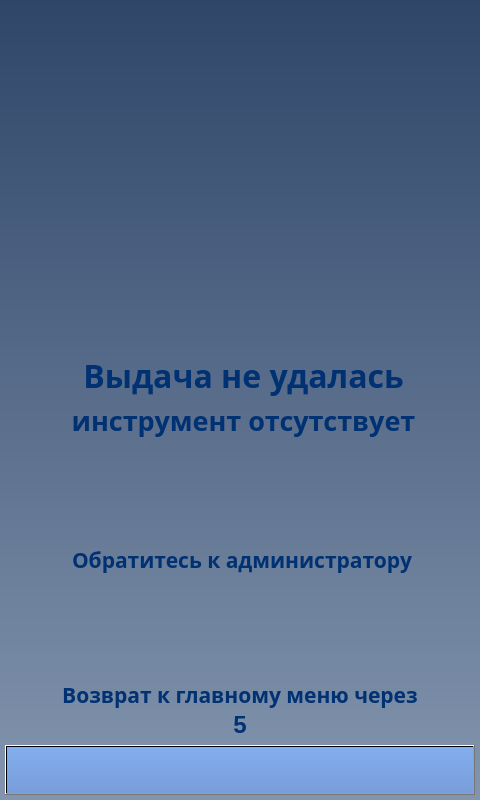
Before: the Qt Designer form client/GUI/ui/screen_12_no_tool.ui in komrade2801/AutoSklad, drawn with Qt 5.
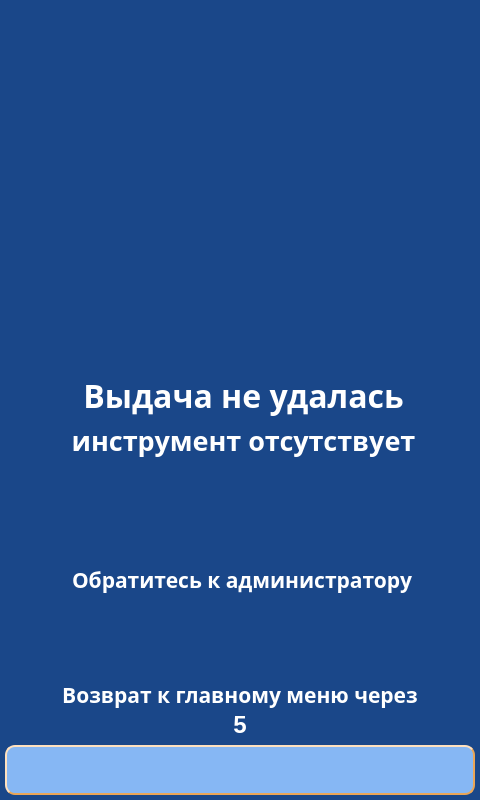
After: the same form once the commit is applied. Icons and pictures are not drawn.

Patch:
```diff
--- a/client/GUI/ui/screen_12_no_tool.ui
+++ b/client/GUI/ui/screen_12_no_tool.ui
@@ -14,13 +14,37 @@
    <string>screen_12_no_tool</string>
   </property>
   <property name="styleSheet">
-   <string notr="true">background-color: qlineargradient(spread:pad, x1:0.5, y1:0, x2:0.5, y2:1, stop:0 rgba(47, 70, 105, 255), stop:1 rgba(131, 149, 174, 255));</string>
+   <string notr="true">QWidget{
+	background-color: #1A4789;
+}
+QLabel {
+	background: none;
+	color: #FFFFFF;
+	border-width: 0px;
+	border-radius: 0px;
+}
+#background {
+	color: #FFFFFF;
+	background-color: #1A4789;
+	border-width: 2px;
+	border-style: groove;
+	border-color: #ff9923;
+	border-radius: 0px;
+}
+QPushButton {
+	color: #000000;
+	background-color: #86B7F4;
+	border-width: 2px;
+	border-style: outset;
+	border-color: #EAA657;
+	border-radius: 10px;
+}</string>
   </property>
   <widget class="QLabel" name="lbl_info_2">
    <property name="geometry">
     <rect>
      <x>60</x>
-     <y>400</y>
+     <y>420</y>
      <width>367</width>
      <height>40</height>
     </rect>
@@ -31,9 +55,9 @@
       <colorrole role="WindowText">
        <brush brushstyle="SolidPattern">
         <color alpha="255">
-         <red>0</red>
-         <green>49</green>
-         <blue>114</blue>
+         <red>255</red>
+         <green>255</green>
+         <blue>255</blue>
         </color>
        </brush>
       </colorrole>
@@ -60,18 +84,18 @@
       <colorrole role="Text">
        <brush brushstyle="SolidPattern">
         <color alpha="255">
-         <red>0</red>
-         <green>49</green>
-         <blue>114</blue>
+         <red>255</red>
+         <green>255</green>
+         <blue>255</blue>
         </color>
        </brush>
       </colorrole>
       <colorrole role="ButtonText">
        <brush brushstyle="SolidPattern">
         <color alpha="255">
-         <red>0</red>
-         <green>49</green>
-         <blue>114</blue>
+         <red>255</red>
+         <green>255</green>
+         <blue>255</blue>
         </color>
        </brush>
       </colorrole>
@@ -118,9 +142,9 @@
       <colorrole role="PlaceholderText">
        <brush brushstyle="NoBrush">
         <color alpha="128">
-         <red>0</red>
-         <green>49</green>
-         <blue>114</blue>
+         <red>255</red>
+         <green>255</green>
+         <blue>255</blue>
         </color>
        </brush>
       </colorrole>
@@ -129,9 +153,9 @@
       <colorrole role="WindowText">
        <brush brushstyle="SolidPattern">
         <color alpha="255">
-         <red>0</red>
-         <green>49</green>
-         <blue>114</blue>
+         <red>255</red>
+         <green>255</green>
+         <blue>255</blue>
         </color>
        </brush>
       </colorrole>
@@ -158,18 +182,18 @@
       <colorrole role="Text">
        <brush brushstyle="SolidPattern">
         <color alpha="255">
-         <red>0</red>
-         <green>49</green>
-         <blue>114</blue>
+         <red>255</red>
+         <green>255</green>
+         <blue>255</blue>
         </color>
        </brush>
       </colorrole>
       <colorrole role="ButtonText">
        <brush brushstyle="SolidPattern">
         <color alpha="255">
-         <red>0</red>
-         <green>49</green>
-         <blue>114</blue>
+         <red>255</red>
+         <green>255</green>
+         <blue>255</blue>
         </color>
        </brush>
       </colorrole>
@@ -216,9 +240,9 @@
       <colorrole role="PlaceholderText">
        <brush brushstyle="NoBrush">
         <color alpha="128">
-         <red>0</red>
-         <green>49</green>
-         <blue>114</blue>
+         <red>255</red>
+         <green>255</green>
+         <blue>255</blue>
         </color>
        </brush>
       </colorrole>
@@ -227,9 +251,9 @@
       <colorrole role="WindowText">
        <brush brushstyle="SolidPattern">
         <color alpha="255">
-         <red>0</red>
-         <green>49</green>
-         <blue>114</blue>
+         <red>255</red>
+         <green>255</green>
+         <blue>255</blue>
         </color>
        </brush>
       </colorrole>
@@ -256,18 +280,18 @@
       <colorrole role="Text">
        <brush brushstyle="SolidPattern">
         <color alpha="255">
-         <red>0</red>
-         <green>49</green>
-         <blue>114</blue>
+         <red>255</red>
+         <green>255</green>
+         <blue>255</blue>
         </color>
        </brush>
       </colorrole>
       <colorrole role="ButtonText">
        <brush brushstyle="SolidPattern">
         <color alpha="255">
-         <red>0</red>
-         <green>49</green>
-         <blue>114</blue>
+         <red>255</red>
+         <green>255</green>
+         <blue>255</blue>
         </color>
        </brush>
       </colorrole>
@@ -314,9 +338,9 @@
       <colorrole role="PlaceholderText">
        <brush brushstyle="NoBrush">
         <color alpha="128">
-         <red>0</red>
-         <green>49</green>
-         <blue>114</blue>
+         <red>255</red>
+         <green>255</green>
+         <blue>255</blue>
         </color>
        </brush>
       </colorrole>
@@ -331,10 +355,6 @@
      <bold>true</bold>
     </font>
    </property>
-   <property name="styleSheet">
-    <string notr="true">color: rgb(0, 49, 114);
-background-color: qlineargradient(spread:pad, x1:0, y1:0, x2:1, y2:0, stop:0 rgba(0, 0, 0, 0), stop:1 rgba(255, 255, 255, 0));</string>
-   </property>
    <property name="text">
     <string>инструмент отсутствует</string>
    </property>
@@ -357,9 +377,9 @@
       <colorrole role="WindowText">
        <brush brushstyle="SolidPattern">
         <color alpha="255">
-         <red>0</red>
-         <green>49</green>
-         <blue>114</blue>
+         <red>255</red>
+         <green>255</green>
+         <blue>255</blue>
         </color>
        </brush>
       </colorrole>
@@ -386,18 +406,18 @@
       <colorrole role="Text">
        <brush brushstyle="SolidPattern">
         <color alpha="255">
-         <red>0</red>
-         <green>49</green>
-         <blue>114</blue>
+         <red>255</red>
+         <green>255</green>
+         <blue>255</blue>
         </color>
        </brush>
       </colorrole>
       <colorrole role="ButtonText">
        <brush brushstyle="SolidPattern">
         <color alpha="255">
-         <red>0</red>
-         <green>49</green>
-         <blue>114</blue>
+         <red>255</red>
+         <green>255</green>
+         <blue>255</blue>
         </color>
        </brush>
       </colorrole>
@@ -444,9 +464,9 @@
       <colorrole role="PlaceholderText">
        <brush brushstyle="NoBrush">
         <color alpha="128">
-         <red>0</red>
-         <green>49</green>
-         <blue>114</blue>
+         <red>255</red>
+         <green>255</green>
+         <blue>255</blue>
         </color>
        </brush>
       </colorrole>
@@ -455,9 +475,9 @@
       <colorrole role="WindowText">
        <brush brushstyle="SolidPattern">
         <color alpha="255">
-         <red>0</red>
-         <green>49</green>
-         <blue>114</blue>
+         <red>255</red>
+         <green>255</green>
+         <blue>255</blue>
         </color>
        </brush>
       </colorrole>
@@ -484,18 +504,18 @@
       <colorrole role="Text">
        <brush brushstyle="SolidPattern">
         <color alpha="255">
-         <red>0</red>
-         <green>49</green>
-         <blue>114</blue>
+         <red>255</red>
+         <green>255</green>
+         <blue>255</blue>
         </color>
        </brush>
       </colorrole>
       <colorrole role="ButtonText">
        <brush brushstyle="SolidPattern">
         <color alpha="255">
-         <red>0</red>
-         <green>49</green>
-         <blue>114</blue>
+         <red>255</red>
+         <green>255</green>
+         <blue>255</blue>
         </color>
        </brush>
       </colorrole>
@@ -542,9 +562,9 @@
       <colorrole role="PlaceholderText">
        <brush brushstyle="NoBrush">
         <color alpha="128">
-         <red>0</red>
-         <green>49</green>
-         <blue>114</blue>
+         <red>255</red>
+         <green>255</green>
+         <blue>255</blue>
         </color>
        </brush>
       </colorrole>
@@ -553,9 +573,9 @@
       <colorrole role="WindowText">
        <brush brushstyle="SolidPattern">
         <color alpha="255">
-         <red>0</red>
-         <green>49</green>
-         <blue>114</blue>
+         <red>255</red>
+         <green>255</green>
+         <blue>255</blue>
         </color>
        </brush>
       </colorrole>
@@ -582,18 +602,18 @@
       <colorrole role="Text">
        <brush brushstyle="SolidPattern">
         <color alpha="255">
-         <red>0</red>
-         <green>49</green>
-         <blue>114</blue>
+         <red>255</red>
+         <green>255</green>
+         <blue>255</blue>
         </color>
        </brush>
       </colorrole>
       <colorrole role="ButtonText">
        <brush brushstyle="SolidPattern">
         <color alpha="255">
-         <red>0</red>
-         <green>49</green>
-         <blue>114</blue>
+         <red>255</red>
+         <green>255</green>
+         <blue>255</blue>
         </color>
        </brush>
       </colorrole>
@@ -640,9 +660,9 @@
       <colorrole role="PlaceholderText">
        <brush brushstyle="NoBrush">
         <color alpha="128">
-         <red>0</red>
-         <green>49</green>
-         <blue>114</blue>
+         <red>255</red>
+         <green>255</green>
+         <blue>255</blue>
         </color>
        </brush>
       </colorrole>
@@ -657,10 +677,6 @@
      <bold>true</bold>
     </font>
    </property>
-   <property name="styleSheet">
-    <string notr="true">color: rgb(0, 49, 114);
-background-color: qlineargradient(spread:pad, x1:0, y1:0, x2:1, y2:0, stop:0 rgba(0, 0, 0, 0), stop:1 rgba(255, 255, 255, 0));</string>
-   </property>
    <property name="text">
     <string>Возврат к главному меню через</string>
    </property>
@@ -683,9 +699,9 @@
       <colorrole role="WindowText">
        <brush brushstyle="SolidPattern">
         <color alpha="255">
-         <red>0</red>
-         <green>49</green>
-         <blue>114</blue>
+         <red>255</red>
+         <green>255</green>
+         <blue>255</blue>
         </color>
        </brush>
       </colorrole>
@@ -712,18 +728,18 @@
       <colorrole role="Text">
        <brush brushstyle="SolidPattern">
         <color alpha="255">
-         <red>0</red>
-         <green>49</green>
-         <blue>114</blue>
+         <red>255</red>
+         <green>255</green>
+         <blue>255</blue>
         </color>
        </brush>
       </colorrole>
       <colorrole role="ButtonText">
        <brush brushstyle="SolidPattern">
         <color alpha="255">
-         <red>0</red>
-         <green>49</green>
-         <blue>114</blue>
+         <red>255</red>
+         <green>255</green>
+         <blue>255</blue>
         </color>
        </brush>
       </colorrole>
@@ -770,9 +786,9 @@
       <colorrole role="PlaceholderText">
        <brush brushstyle="NoBrush">
         <color alpha="128">
-         <red>0</red>
-         <green>49</green>
-         <blue>114</blue>
+         <red>255</red>
+         <green>255</green>
+         <blue>255</blue>
         </color>
        </brush>
       </colorrole>
@@ -781,9 +797,9 @@
       <colorrole role="WindowText">
        <brush brushstyle="SolidPattern">
         <color alpha="255">
-         <red>0</red>
-         <green>49</green>
-         <blue>114</blue>
+         <red>255</red>
+         <green>255</green>
+         <blue>255</blue>
         </color>
        </brush>
       </colorrole>
@@ -810,18 +826,18 @@
       <colorrole role="Text">
        <brush brushstyle="SolidPattern">
         <color alpha="255">
-         <red>0</red>
-         <green>49</green>
-         <blue>114</blue>
+         <red>255</red>
+         <green>255</green>
+         <blue>255</blue>
         </color>
        </brush>
       </colorrole>
       <colorrole role="ButtonText">
        <brush brushstyle="SolidPattern">
         <color alpha="255">
-         <red>0</red>
-         <green>49</green>
-         <blue>114</blue>
+         <red>255</red>
+         <green>255</green>
+         <blue>255</blue>
         </color>
        </brush>
       </colorrole>
@@ -868,9 +884,9 @@
       <colorrole role="PlaceholderText">
        <brush brushstyle="NoBrush">
         <color alpha="128">
-         <red>0</red>
-         <green>49</green>
-         <blue>114</blue>
+         <red>255</red>
+         <green>255</green>
+         <blue>255</blue>
         </color>
        </brush>
       </colorrole>
@@ -879,9 +895,9 @@
       <colorrole role="WindowText">
        <brush brushstyle="SolidPattern">
         <color alpha="255">
-         <red>0</red>
-         <green>49</green>
-         <blue>114</blue>
+         <red>255</red>
+         <green>255</green>
+         <blue>255</blue>
         </color>
        </brush>
       </colorrole>
@@ -908,18 +924,18 @@
       <colorrole role="Text">
        <brush brushstyle="SolidPattern">
         <color alpha="255">
-         <red>0</red>
-         <green>49</green>
-         <blue>114</blue>
+         <red>255</red>
+         <green>255</green>
+         <blue>255</blue>
         </color>
        </brush>
       </colorrole>
       <colorrole role="ButtonText">
        <brush brushstyle="SolidPattern">
         <color alpha="255">
-         <red>0</red>
-         <green>49</green>
-         <blue>114</blue>
+         <red>255</red>
+         <green>255</green>
+         <blue>255</blue>
         </color>
        </brush>
       </colorrole>
@@ -966,9 +982,9 @@
       <colorrole role="PlaceholderText">
        <brush brushstyle="NoBrush">
         <color alpha="128">
-         <red>0</red>
-         <green>49</green>
-         <blue>114</blue>
+         <red>255</red>
+         <green>255</green>
+         <blue>255</blue>
         </color>
        </brush>
       </colorrole>
@@ -982,10 +998,6 @@
      <bold>true</bold>
     </font>
    </property>
-   <property name="styleSheet">
-    <string notr="true">color: rgb(0, 49, 114);
-background-color: qlineargradient(spread:pad, x1:0, y1:0, x2:1, y2:0, stop:0 rgba(0, 0, 0, 0), stop:1 rgba(255, 255, 255, 0));</string>
-   </property>
    <property name="text">
     <string>5</string>
    </property>
@@ -1002,9 +1014,6 @@
      <height>380</height>
     </rect>
    </property>
-   <property name="styleSheet">
-    <string notr="true">background-color: qlineargradient(spread:pad, x1:0, y1:0, x2:1, y2:0, stop:0 rgba(0, 0, 0, 0), stop:1 rgba(255, 255, 255, 0));</string>
-   </property>
    <property name="text">
     <string/>
    </property>
@@ -1031,37 +1040,26 @@
        <brush brushstyle="SolidPattern">
         <color alpha="255">
          <red>0</red>
-         <green>49</green>
-         <blue>114</blue>
+         <green>0</green>
+         <blue>0</blue>
         </color>
        </brush>
       </colorrole>
       <colorrole role="Button">
-       <brush brushstyle="LinearGradientPattern">
-        <gradient startx="0.500000000000000" starty="0.000000000000000" endx="0.500000000000000" endy="1.000000000000000" type="LinearGradient" spread="PadSpread" coordinatemode="ObjectBoundingMode">
-         <gradientstop position="0.000000000000000">
-          <color alpha="255">
-           <red>131</red>
-           <green>173</green>
-           <blue>239</blue>
-          </color>
-         </gradientstop>
-         <gradientstop position="1.000000000000000">
-          <color alpha="255">
-           <red>120</red>
-           <green>158</green>
-           <blue>217</blue>
-          </color>
-         </gradientstop>
-        </gradient>
+       <brush brushstyle="SolidPattern">
+        <color alpha="255">
+         <red>134</red>
+         <green>183</green>
+         <blue>244</blue>
+        </color>
        </brush>
       </colorrole>
       <colorrole role="Text">
        <brush brushstyle="SolidPattern">
         <color alpha="255">
          <red>0</red>
-         <green>49</green>
-         <blue>114</blue>
+         <green>0</green>
+         <blue>0</blue>
         </color>
        </brush>
       </colorrole>
@@ -1069,57 +1067,35 @@
        <brush brushstyle="SolidPattern">
         <color alpha="255">
          <red>0</red>
-         <green>49</green>
-         <blue>114</blue>
+         <green>0</green>
+         <blue>0</blue>
         </color>
        </brush>
       </colorrole>
       <colorrole role="Base">
-       <brush brushstyle="LinearGradientPattern">
-        <gradient startx="0.500000000000000" starty="0.000000000000000" endx="0.500000000000000" endy="1.000000000000000" type="LinearGradient" spread="PadSpread" coordinatemode="ObjectBoundingMode">
-         <gradientstop position="0.000000000000000">
-          <color alpha="255">
-           <red>131</red>
-           <green>173</green>
-           <blue>239</blue>
-          </color>
-         </gradientstop>
-         <gradientstop position="1.000000000000000">
-          <color alpha="255">
-           <red>120</red>
-           <green>158</green>
-           <blue>217</blue>
-          </color>
-         </gradientstop>
-        </gradient>
+       <brush brushstyle="SolidPattern">
+        <color alpha="255">
+         <red>134</red>
+         <green>183</green>
+         <blue>244</blue>
+        </color>
        </brush>
       </colorrole>
       <colorrole role="Window">
-       <brush brushstyle="LinearGradientPattern">
-        <gradient startx="0.500000000000000" starty="0.000000000000000" endx="0.500000000000000" endy="1.000000000000000" type="LinearGradient" spread="PadSpread" coordinatemode="ObjectBoundingMode">
-         <gradientstop position="0.000000000000000">
-          <color alpha="255">
-           <red>131</red>
-           <green>173</green>
-           <blue>239</blue>
-          </color>
-         </gradientstop>
-         <gradientstop position="1.000000000000000">
-          <color alpha="255">
-           <red>120</red>
-           <green>158</green>
-           <blue>217</blue>
-          </color>
-         </gradientstop>
-        </gradient>
+       <brush brushstyle="SolidPattern">
+        <color alpha="255">
+         <red>134</red>
+         <green>183</green>
+         <blue>244</blue>
+        </color>
        </brush>
       </colorrole>
       <colorrole role="PlaceholderText">
        <brush brushstyle="NoBrush">
         <color alpha="128">
          <red>0</red>
-         <green>49</green>
-         <blue>114</blue>
+         <green>0</green>
+         <blue>0</blue>
         </color>
        </brush>
       </colorrole>
@@ -1129,37 +1105,26 @@
        <brush brushstyle="SolidPattern">
         <color alpha="255">
          <red>0</red>
-         <green>49</green>
-         <blue>114</blue>
+         <green>0</green>
+         <blue>0</blue>
         </color>
        </brush>
       </colorrole>
       <colorrole role="Button">
-       <brush brushstyle="LinearGradientPattern">
-        <gradient startx="0.500000000000000" starty="0.000000000000000" endx="0.500000000000000" endy="1.000000000000000" type="LinearGradient" spread="PadSpread" coordinatemode="ObjectBoundingMode">
-         <gradientstop position="0.000000000000000">
-          <color alpha="255">
-           <red>131</red>
-           <green>173</green>
-           <blue>239</blue>
-          </color>
-         </gradientstop>
-         <gradientstop position="1.000000000000000">
-          <color alpha="255">
-           <red>120</red>
-           <green>158</green>
-           <blue>217</blue>
-          </color>
-         </gradientstop>
-        </gradient>
+       <brush brushstyle="SolidPattern">
+        <color alpha="255">
+         <red>134</red>
+         <green>183</green>
+         <blue>244</blue>
+        </color>
        </brush>
       </colorrole>
       <colorrole role="Text">
        <brush brushstyle="SolidPattern">
         <color alpha="255">
          <red>0</red>
-         <green>49</green>
-         <blue>114</blue>
+         <green>0</green>
+         <blue>0</blue>
         </color>
        </brush>
       </colorrole>
@@ -1167,57 +1132,35 @@
        <brush brushstyle="SolidPattern">
         <color alpha="255">
          <red>0</red>
-         <green>49</green>
-         <blue>114</blue>
+         <green>0</green>
+         <blue>0</blue>
         </color>
        </brush>
       </colorrole>
       <colorrole role="Base">
-       <brush brushstyle="LinearGradientPattern">
-        <gradient startx="0.500000000000000" starty="0.000000000000000" endx="0.500000000000000" endy="1.000000000000000" type="LinearGradient" spread="PadSpread" coordinatemode="ObjectBoundingMode">
-         <gradientstop position="0.000000000000000">
-          <color alpha="255">
-           <red>131</red>
-           <green>173</green>
-           <blue>239</blue>
-          </color>
-         </gradientstop>
-         <gradientstop position="1.000000000000000">
-          <color alpha="255">
-           <red>120</red>
-           <green>158</green>
-           <blue>217</blue>
-          </color>
-         </gradientstop>
-        </gradient>
+       <brush brushstyle="SolidPattern">
+        <color alpha="255">
+         <red>134</red>
+         <green>183</green>
+         <blue>244</blue>
+        </color>
        </brush>
       </colorrole>
       <colorrole role="Window">
-       <brush brushstyle="LinearGradientPattern">
-        <gradient startx="0.500000000000000" starty="0.000000000000000" endx="0.500000000000000" endy="1.000000000000000" type="LinearGradient" spread="PadSpread" coordinatemode="ObjectBoundingMode">
-         <gradientstop position="0.000000000000000">
-          <color alpha="255">
-           <red>131</red>
-           <green>173</green>
-           <blue>239</blue>
-          </color>
-         </gradientstop>
-         <gradientstop position="1.000000000000000">
-          <color alpha="255">
-           <red>120</red>
-           <green>158</green>
-           <blue>217</blue>
-          </color>
-         </gradientstop>
-        </gradient>
+       <brush brushstyle="SolidPattern">
+        <color alpha="255">
+         <red>134</red>
+         <green>183</green>
+         <blue>244</blue>
+        </color>
        </brush>
       </colorrole>
       <colorrole role="PlaceholderText">
        <brush brushstyle="NoBrush">
         <color alpha="128">
          <red>0</red>
-         <green>49</green>
-         <blue>114</blue>
+         <green>0</green>
+         <blue>0</blue>
         </color>
        </brush>
       </colorrole>
@@ -1227,37 +1170,26 @@
        <brush brushstyle="SolidPattern">
         <color alpha="255">
          <red>0</red>
-         <green>49</green>
-         <blue>114</blue>
+         <green>0</green>
+         <blue>0</blue>
         </color>
        </brush>
       </colorrole>
       <colorrole role="Button">
-       <brush brushstyle="LinearGradientPattern">
-        <gradient startx="0.500000000000000" starty="0.000000000000000" endx="0.500000000000000" endy="1.000000000000000" type="LinearGradient" spread="PadSpread" coordinatemode="ObjectBoundingMode">
-         <gradientstop position="0.000000000000000">
-          <color alpha="255">
-           <red>131</red>
-           <green>173</green>
-           <blue>239</blue>
-          </color>
-         </gradientstop>
-         <gradientstop position="1.000000000000000">
-          <color alpha="255">
-           <red>120</red>
-           <green>158</green>
-           <blue>217</blue>
-          </color>
-         </gradientstop>
-        </gradient>
+       <brush brushstyle="SolidPattern">
+        <color alpha="255">
+         <red>134</red>
+         <green>183</green>
+         <blue>244</blue>
+        </color>
        </brush>
       </colorrole>
       <colorrole role="Text">
        <brush brushstyle="SolidPattern">
         <color alpha="255">
          <red>0</red>
-         <green>49</green>
-         <blue>114</blue>
+         <green>0</green>
+         <blue>0</blue>
         </color>
        </brush>
       </colorrole>
@@ -1265,57 +1197,35 @@
        <brush brushstyle="SolidPattern">
         <color alpha="255">
          <red>0</red>
-         <green>49</green>
-         <blue>114</blue>
+         <green>0</green>
+         <blue>0</blue>
         </color>
        </brush>
       </colorrole>
       <colorrole role="Base">
-       <brush brushstyle="LinearGradientPattern">
-        <gradient startx="0.500000000000000" starty="0.000000000000000" endx="0.500000000000000" endy="1.000000000000000" type="LinearGradient" spread="PadSpread" coordinatemode="ObjectBoundingMode">
-         <gradientstop position="0.000000000000000">
-          <color alpha="255">
-           <red>131</red>
-           <green>173</green>
-           <blue>239</blue>
-          </color>
-         </gradientstop>
-         <gradientstop position="1.000000000000000">
-          <color alpha="255">
-           <red>120</red>
-           <green>158</green>
-           <blue>217</blue>
-          </color>
-         </gradientstop>
-        </gradient>
+       <brush brushstyle="SolidPattern">
+        <color alpha="255">
+         <red>134</red>
+         <green>183</green>
+         <blue>244</blue>
+        </color>
        </brush>
       </colorrole>
       <colorrole role="Window">
-       <brush brushstyle="LinearGradientPattern">
-        <gradient startx="0.500000000000000" starty="0.000000000000000" endx="0.500000000000000" endy="1.000000000000000" type="LinearGradient" spread="PadSpread" coordinatemode="ObjectBoundingMode">
-         <gradientstop position="0.000000000000000">
-          <color alpha="255">
-           <red>131</red>
-           <green>173</green>
-           <blue>239</blue>
-          </color>
-         </gradientstop>
-         <gradientstop position="1.000000000000000">
-          <color alpha="255">
-           <red>120</red>
-           <green>158</green>
-           <blue>217</blue>
-          </color>
-         </gradientstop>
-        </gradient>
+       <brush brushstyle="SolidPattern">
+        <color alpha="255">
+         <red>134</red>
+         <green>183</green>
+         <blue>244</blue>
+        </color>
        </brush>
       </colorrole>
       <colorrole role="PlaceholderText">
        <brush brushstyle="NoBrush">
         <color alpha="128">
          <red>0</red>
-         <green>49</green>
-         <blue>114</blue>
+         <green>0</green>
+         <blue>0</blue>
         </color>
        </brush>
       </colorrole>
@@ -1335,10 +1245,6 @@
    <property name="layoutDirection">
     <enum>Qt::LeftToRight</enum>
    </property>
-   <property name="styleSheet">
-    <string notr="true">background-color: qlineargradient(spread:pad, x1:0.5, y1:0, x2:0.5, y2:1, stop:0 rgba(131, 173, 239, 255), stop:1 rgba(120, 158, 217, 255));
-color: rgb(0, 49, 114);</string>
-   </property>
    <property name="text">
     <string/>
    </property>
@@ -1357,7 +1263,7 @@
    <property name="geometry">
     <rect>
      <x>60</x>
-     <y>350</y>
+     <y>370</y>
      <width>367</width>
      <height>50</height>
     </rect>
@@ -1368,9 +1274,9 @@
       <colorrole role="WindowText">
        <brush brushstyle="SolidPattern">
         <color alpha="255">
-         <red>0</red>
-         <green>49</green>
-         <blue>114</blue>
+         <red>255</red>
+         <green>255</green>
+         <blue>255</blue>
         </color>
        </brush>
       </colorrole>
@@ -1397,18 +1303,18 @@
       <colorrole role="Text">
        <brush brushstyle="SolidPattern">
         <color alpha="255">
-         <red>0</red>
-         <green>49</green>
-         <blue>114</blue>
+         <red>255</red>
+         <green>255</green>
+         <blue>255</blue>
         </color>
        </brush>
       </colorrole>
       <colorrole role="ButtonText">
        <brush brushstyle="SolidPattern">
         <color alpha="255">
-         <red>0</red>
-         <green>49</green>
-         <blue>114</blue>
+         <red>255</red>
+         <green>255</green>
+         <blue>255</blue>
         </color>
        </brush>
       </colorrole>
@@ -1455,9 +1361,9 @@
       <colorrole role="PlaceholderText">
        <brush brushstyle="NoBrush">
         <color alpha="128">
-         <red>0</red>
-         <green>49</green>
-         <blue>114</blue>
+         <red>255</red>
+         <green>255</green>
+         <blue>255</blue>
         </color>
        </brush>
       </colorrole>
@@ -1466,9 +1372,9 @@
       <colorrole role="WindowText">
        <brush brushstyle="SolidPattern">
         <color alpha="255">
-         <red>0</red>
-         <green>49</green>
-         <blue>114</blue>
+         <red>255</red>
+         <green>255</green>
+         <blue>255</blue>
         </color>
        </brush>
       </colorrole>
@@ -1495,18 +1401,18 @@
       <colorrole role="Text">
        <brush brushstyle="SolidPattern">
         <color alpha="255">
-         <red>0</red>
-         <green>49</green>
-         <blue>114</blue>
+         <red>255</red>
+         <green>255</green>
+         <blue>255</blue>
         </color>
        </brush>
       </colorrole>
       <colorrole role="ButtonText">
        <brush brushstyle="SolidPattern">
         <color alpha="255">
-         <red>0</red>
-         <green>49</green>
-         <blue>114</blue>
+         <red>255</red>
+         <green>255</green>
+         <blue>255</blue>
         </color>
        </brush>
       </colorrole>
@@ -1553,9 +1459,9 @@
       <colorrole role="PlaceholderText">
        <brush brushstyle="NoBrush">
         <color alpha="128">
-         <red>0</red>
-         <green>49</green>
-         <blue>114</blue>
+         <red>255</red>
+         <green>255</green>
+         <blue>255</blue>
         </color>
        </brush>
       </colorrole>
@@ -1564,9 +1470,9 @@
       <colorrole role="WindowText">
        <brush brushstyle="SolidPattern">
         <color alpha="255">
-         <red>0</red>
-         <green>49</green>
-         <blue>114</blue>
+         <red>255</red>
+         <green>255</green>
+         <blue>255</blue>
         </color>
        </brush>
       </colorrole>
@@ -1593,18 +1499,18 @@
       <colorrole role="Text">
        <brush brushstyle="SolidPattern">
         <color alpha="255">
-         <red>0</red>
-         <green>49</green>
-         <blue>114</blue>
+         <red>255</red>
+         <green>255</green>
+         <blue>255</blue>
         </color>
        </brush>
       </colorrole>
       <colorrole role="ButtonText">
        <brush brushstyle="SolidPattern">
         <color alpha="255">
-         <red>0</red>
-         <green>49</green>
-         <blue>114</blue>
+         <red>255</red>
+         <green>255</green>
+         <blue>255</blue>
         </color>
        </brush>
       </colorrole>
@@ -1651,9 +1557,9 @@
       <colorrole role="PlaceholderText">
        <brush brushstyle="NoBrush">
         <color alpha="128">
-         <red>0</red>
-         <green>49</green>
-         <blue>114</blue>
+         <red>255</red>
+         <green>255</green>
+         <blue>255</blue>
         </color>
        </brush>
       </colorrole>
@@ -1668,10 +1574,6 @@
      <bold>true</bold>
     </font>
    </property>
-   <property name="styleSheet">
-    <string notr="true">color: rgb(0, 49, 114);
-background-color: qlineargradient(spread:pad, x1:0, y1:0, x2:1, y2:0, stop:0 rgba(0, 0, 0, 0), stop:1 rgba(255, 255, 255, 0));</string>
-   </property>
    <property name="text">
     <string>Выдача не удалась</string>
    </property>
@@ -1683,7 +1585,7 @@
    <property name="geometry">
     <rect>
      <x>54</x>
-     <y>540</y>
+     <y>560</y>
      <width>376</width>
      <height>40</height>
     </rect>
@@ -1694,9 +1596,9 @@
       <colorrole role="WindowText">
        <brush brushstyle="SolidPattern">
         <color alpha="255">
-         <red>0</red>
-         <green>49</green>
-         <blue>114</blue>
+         <red>255</red>
+         <green>255</green>
+         <blue>255</blue>
         </color>
        </brush>
       </colorrole>
@@ -1723,18 +1625,18 @@
       <colorrole role="Text">
        <brush brushstyle="SolidPattern">
         <color alpha="255">
-         <red>0</red>
-         <green>49</green>
-         <blue>114</blue>
+         <red>255</red>
+         <green>255</green>
+         <blue>255</blue>
         </color>
        </brush>
       </colorrole>
       <colorrole role="ButtonText">
        <brush brushstyle="SolidPattern">
         <color alpha="255">
-         <red>0</red>
-         <green>49</green>
-         <blue>114</blue>
+         <red>255</red>
+         <green>255</green>
+         <blue>255</blue>
         </color>
        </brush>
       </colorrole>
@@ -1781,9 +1683,9 @@
       <colorrole role="PlaceholderText">
        <brush brushstyle="NoBrush">
         <color alpha="128">
-         <red>0</red>
-         <green>49</green>
-         <blue>114</blue>
+         <red>255</red>
+         <green>255</green>
+         <blue>255</blue>
         </color>
        </brush>
       </colorrole>
@@ -1792,9 +1694,9 @@
       <colorrole role="WindowText">
        <brush brushstyle="SolidPattern">
         <color alpha="255">
-         <red>0</red>
-         <green>49</green>
-         <blue>114</blue>
+         <red>255</red>
+         <green>255</green>
+         <blue>255</blue>
         </color>
        </brush>
       </colorrole>
@@ -1821,18 +1723,18 @@
       <colorrole role="Text">
        <brush brushstyle="SolidPattern">
         <color alpha="255">
-         <red>0</red>
-         <green>49</green>
-         <blue>114</blue>
+         <red>255</red>
+         <green>255</green>
+         <blue>255</blue>
         </color>
        </brush>
       </colorrole>
       <colorrole role="ButtonText">
        <brush brushstyle="SolidPattern">
         <color alpha="255">
-         <red>0</red>
-         <green>49</green>
-         <blue>114</blue>
+         <red>255</red>
+         <green>255</green>
+         <blue>255</blue>
         </color>
        </brush>
       </colorrole>
@@ -1879,9 +1781,9 @@
       <colorrole role="PlaceholderText">
        <brush brushstyle="NoBrush">
         <color alpha="128">
-         <red>0</red>
-         <green>49</green>
-         <blue>114</blue>
+         <red>255</red>
+         <green>255</green>
+         <blue>255</blue>
         </color>
        </brush>
       </colorrole>
@@ -1890,9 +1792,9 @@
       <colorrole role="WindowText">
        <brush brushstyle="SolidPattern">
         <color alpha="255">
-         <red>0</red>
-         <green>49</green>
-         <blue>114</blue>
+         <red>255</red>
+         <green>255</green>
+         <blue>255</blue>
         </color>
        </brush>
       </colorrole>
@@ -1919,18 +1821,18 @@
       <colorrole role="Text">
        <brush brushstyle="SolidPattern">
         <color alpha="255">
-         <red>0</red>
-         <green>49</green>
-         <blue>114</blue>
+         <red>255</red>
+         <green>255</green>
+         <blue>255</blue>
         </color>
        </brush>
       </colorrole>
       <colorrole role="ButtonText">
        <brush brushstyle="SolidPattern">
         <color alpha="255">
-         <red>0</red>
-         <green>49</green>
-         <blue>114</blue>
+         <red>255</red>
+         <green>255</green>
+         <blue>255</blue>
         </color>
        </brush>
       </colorrole>
@@ -1977,9 +1879,9 @@
       <colorrole role="PlaceholderText">
        <brush brushstyle="NoBrush">
         <color alpha="128">
-         <red>0</red>
-         <green>49</green>
-         <blue>114</blue>
+         <red>255</red>
+         <green>255</green>
+         <blue>255</blue>
         </color>
        </brush>
       </colorrole>
@@ -1994,10 +1896,6 @@
      <bold>true</bold>
     </font>
    </property>
-   <property name="styleSheet">
-    <string notr="true">color: rgb(0, 49, 114);
-background-color: qlineargradient(spread:pad, x1:0, y1:0, x2:1, y2:0, stop:0 rgba(0, 0, 0, 0), stop:1 rgba(255, 255, 255, 0));</string>
-   </property>
    <property name="text">
     <string>Обратитесь к администратору</string>
    </property>
```
